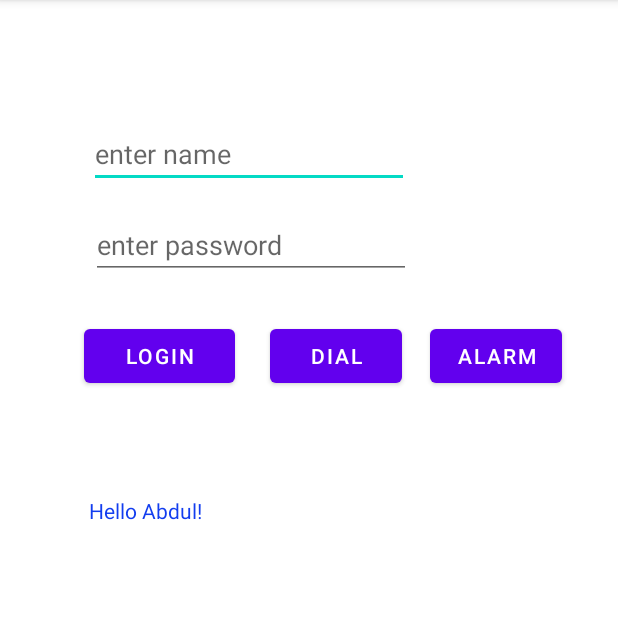
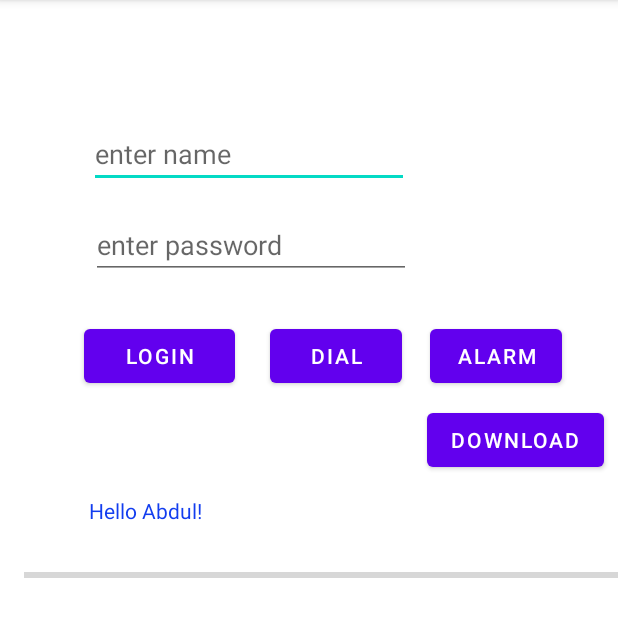
Before and after one commit to abdultanveer/philips, an Android app: the screen it shows after launch (MainActivity), on a phone screen of 412 x 824 dp, the part 84-721 px from its top. Run offline under Robolectric (Android 15) with nearby library versions, the phone set to English and light mode, and no system bars.

```diff
--- a/app/src/main/java/com/abdul/philips/MainActivity.kt
+++ b/app/src/main/java/com/abdul/philips/MainActivity.kt
@@ -26,6 +26,10 @@ class MainActivity : AppCompatActivity() {
 
     fun clickHandler(view: View) {
         when(view.id){
+            R.id.btnDownload -> {
+                var downloadTask = DownloadTask()
+                downloadTask.execute("http://urlForimage.com")
+            }
             R.id.button -> {
                 //startHome()
                 setTextView()
--- a/app/src/main/res/layout/activity_main.xml
+++ b/app/src/main/res/layout/activity_main.xml
@@ -68,14 +68,36 @@
 
     <Button
         android:id="@+id/btnAlarm"
-        android:onClick="clickHandler"
+        android:layout_width="wrap_content"
 
-        android:layout_width="wrap_content"
         android:layout_height="wrap_content"
         android:layout_marginEnd="37dp"
+        android:onClick="clickHandler"
         android:text="Alarm"
         app:layout_constraintBaseline_toBaselineOf="@+id/btnDial"
         app:layout_constraintEnd_toEndOf="parent"
         app:layout_constraintStart_toEndOf="@+id/button" />
 
+    <ProgressBar
+        android:id="@+id/progressBar"
+        style="?android:attr/progressBarStyleHorizontal"
+        android:layout_width="match_parent"
+        android:layout_height="wrap_content"
+        android:layout_marginStart="16dp"
+        android:layout_marginTop="25dp"
+        app:layout_constraintStart_toStartOf="parent"
+        app:layout_constraintTop_toBottomOf="@+id/textView" />
+
+    <Button
+        android:id="@+id/btnDownload"
+        android:layout_width="wrap_content"
+        android:layout_height="wrap_content"
+        android:layout_marginTop="8dp"
+        android:layout_marginEnd="9dp"
+        android:text="download"
+        android:onClick="clickHandler"
+
+        app:layout_constraintEnd_toEndOf="parent"
+        app:layout_constraintTop_toBottomOf="@+id/btnAlarm" />
+
 </androidx.constraintlayout.widget.ConstraintLayout>
```
Also changed, not shown: app/src/main/java/com/abdul/philips/DownloadTask.kt (added, +14 -0 lines), 1 other file.
